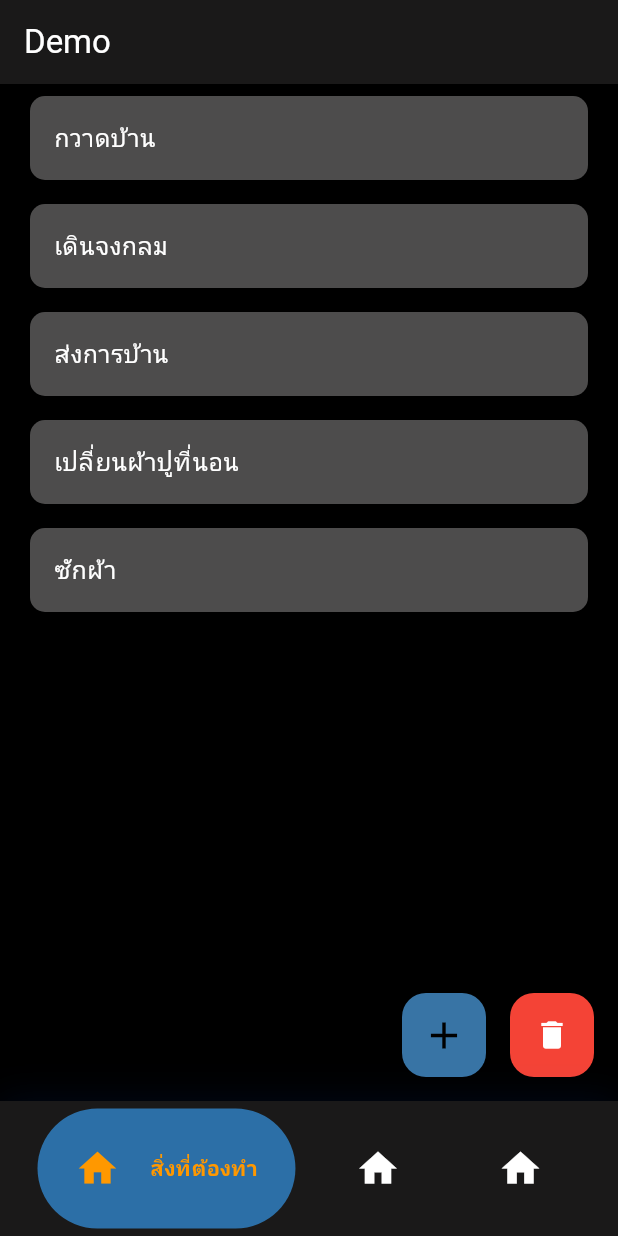
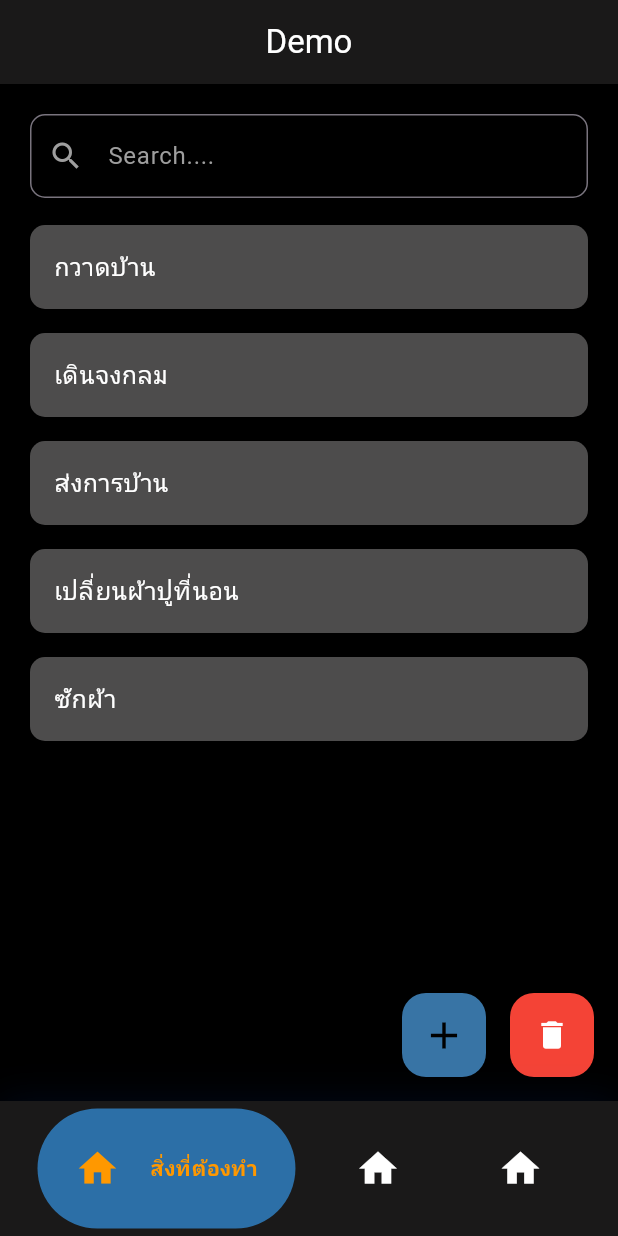
Before and after one commit to Chayodom-Khruesuk/LastTime, a Flutter app: the screen it shows after launch, on a phone screen of 412 x 824 dp. Run offline on Flutter 3.47's test engine with Material 3 defaults, Android fonts, the light colour scheme and no system bars; drawn by our look-alikes of google_nav_bar; our stand-ins replace bloc, equatable, flutter_bloc.

Commit message:
Create Search bar

```diff
--- a/lib/bloc/bloc.dart
+++ b/lib/bloc/bloc.dart
@@ -9,6 +9,8 @@ class LastTimeBloc extends Bloc<BlocEvent, BlocState> {
     on<RemoveEvent>(_onRemove);
     on<RemoveButtonEvent>(_onRemoveButton);
     on<AddEventAction>(_onAdd);
+    on<SearchEventAction>(_onSearch);
+    on<SearchClearEvent>(_onSearchClear);
   }
 
   void _onLoaded(LoadEvent event, Emitter<BlocState> emit) async {
@@ -38,4 +40,18 @@ class LastTimeBloc extends Bloc<BlocEvent, BlocState> {
       await repo.add(name: event.name, cycleDateTime: event.dateTime);
     }
   }
+
+  void _onSearch(SearchEventAction event, Emitter<BlocState> emit) async {
+    final items = await repo.load();
+    final searchResults = items
+        .where((item) =>
+            item.name.toLowerCase().contains(event.query.toLowerCase()))
+        .toList();
+    emit(SearchState(item: searchResults, query: event.query));
+  }
+
+  void _onSearchClear(SearchClearEvent event, Emitter<BlocState> emit) async {
+    final item = await repo.load();
+    emit(ReadyState(item: item));
+  }
 }
--- a/lib/bloc/bloc_event.dart
+++ b/lib/bloc/bloc_event.dart
@@ -21,3 +21,12 @@ class AddEventAction extends BlocEvent {
 
   AddEventAction({required this.name, required this.dateTime});
 }
+
+class SearchEventAction extends BlocEvent {
+  final String query;
+  SearchEventAction(this.query);
+
+  Pattern? get pattern => null;
+}
+
+class SearchClearEvent extends BlocEvent {}
--- a/lib/bloc/bloc_state.dart
+++ b/lib/bloc/bloc_state.dart
@@ -16,5 +16,11 @@ class ReadyState extends BlocState {
 }
 
 class RemoveState extends BlocState {
-  RemoveState({required super.item});
+  final bool deleteMode;
+  RemoveState({required super.item, this.deleteMode = false});
 }
+
+class SearchState extends BlocState {
+  final String query;
+  SearchState({required this.query, required super.item});
+}
--- a/lib/widgets/nav_bar.dart
+++ b/lib/widgets/nav_bar.dart
@@ -29,6 +29,7 @@ class NavBarState extends State<NavBar> {
           'Demo',
           style: TextStyle(color: Colors.white),
         ),
+        centerTitle: true,
         backgroundColor: const Color.fromARGB(255, 26, 25, 25),
       ),
       body: _widgetOptions.elementAt(_selectedIndex),
--- a/lib/widgets/screens/todo_screen.dart
+++ b/lib/widgets/screens/todo_screen.dart
@@ -10,21 +10,48 @@ class ToDoScreen extends StatelessWidget {
 
   @override
   Widget build(BuildContext context) {
-    final item = context.select((LastTimeBloc bloc) => bloc.state.item);
     return Scaffold(
       backgroundColor: Colors.black,
       body: Stack(
         children: [
-          Center(
-            child: item.isEmpty
-                ? const SizedBox(
-                    height: 200,
-                    width: double.infinity,
-                    child: Center(
+          Column(
+            children: [
+              Padding(
+                padding: const EdgeInsets.fromLTRB(20, 20, 20, 10),
+                child: TextField(
+                  style: const TextStyle(color: Colors.white),
+                  decoration: InputDecoration(
+                    hintText: 'Search....',
+                    hintStyle: const TextStyle(color: Colors.grey),
+                    prefixIcon: const Icon(
+                      Icons.search,
+                      color: Colors.grey,
+                    ),
+                    border: OutlineInputBorder(
+                      borderRadius: BorderRadius.circular(10),
+                      borderSide: const BorderSide(color: Colors.grey),
+                    ),
+                  ),
+                  onChanged: (query) {
+                    if (query.isEmpty) {
+                      context.read<LastTimeBloc>().add(SearchClearEvent());
+                    } else {
+                      context
+                          .read<LastTimeBloc>()
+                          .add(SearchEventAction(query));
+                    }
+                  },
+                ),
+              ),
+              Expanded(
+                child: BlocBuilder<LastTimeBloc, BlocState>(
+                  builder: (context, state) {
+                    final item = state.item;
+                    return item.isEmpty
+                        ? const Center(
                             child: Text(
-                        'Data Not Found',
-                        textAlign: TextAlign.center,
-                      ),
+                              'No item found',
+                              style: TextStyle(color: Colors.white),
                             ),
                           )
                         : ListView.builder(
@@ -37,12 +64,14 @@ class ToDoScreen extends StatelessWidget {
                                 ),
                                 child: DecoratedBox(
                                   decoration: BoxDecoration(
-                            color: const Color.fromARGB(255, 77, 76, 76),
+                                    color:
+                                        const Color.fromARGB(255, 77, 76, 76),
                                     borderRadius: BorderRadius.circular(10),
                                   ),
                                   child: BlocBuilder<LastTimeBloc, BlocState>(
                                       builder: (context, state) {
-                            if (state is ReadyState) {
+                                    if (state is ReadyState ||
+                                        state is SearchState) {
                                       if (item[index].action == null) {
                                         return ListTile(
                                           title: Text(
@@ -92,9 +121,8 @@ class ToDoScreen extends StatelessWidget {
                                             color: Colors.red,
                                           ),
                                           onTap: () {
-                                    context
-                                        .read<LastTimeBloc>()
-                                        .add(RemoveEvent(item[index].id));
+                                            context.read<LastTimeBloc>().add(
+                                                RemoveEvent(item[index].id));
                                           });
                                     } else {
                                       return const Material();
@@ -103,7 +131,11 @@ class ToDoScreen extends StatelessWidget {
                                 ),
                               );
                             },
+                          );
+                  },
                 ),
+              ),
+            ],
           ),
           const Positioned(
             bottom: 16,
@@ -127,17 +159,18 @@ class RemoveBtn extends StatelessWidget {
 
   @override
   Widget build(BuildContext context) {
+    return BlocBuilder<LastTimeBloc, BlocState>(
+      builder: (context, state) {
         return FloatingActionButton(
-      backgroundColor: Colors.red, // Example color
+            backgroundColor: Colors.red,
             onPressed: () {
-        context.read<LastTimeBloc>().add(
-              RemoveButtonEvent(),
-            );
+              context.read<LastTimeBloc>().add(RemoveButtonEvent());
             },
             child: const Icon(
               Icons.delete,
               color: Colors.white,
-      ), // Replace with your desired icon
+            ));
+      },
     );
   }
 }
--- a/pubspec.yaml
+++ b/pubspec.yaml
@@ -13,6 +13,7 @@ dependencies:
     sdk: flutter
   flutter_bloc: ^8.1.1
   google_nav_bar: ^5.0.6
+  intl: ^0.19.0
   provider: ^6.1.2
 
 dev_dependencies:
```
Also changed, not shown: pubspec.lock. Lines whose indentation alone changed are shown as unchanged.
